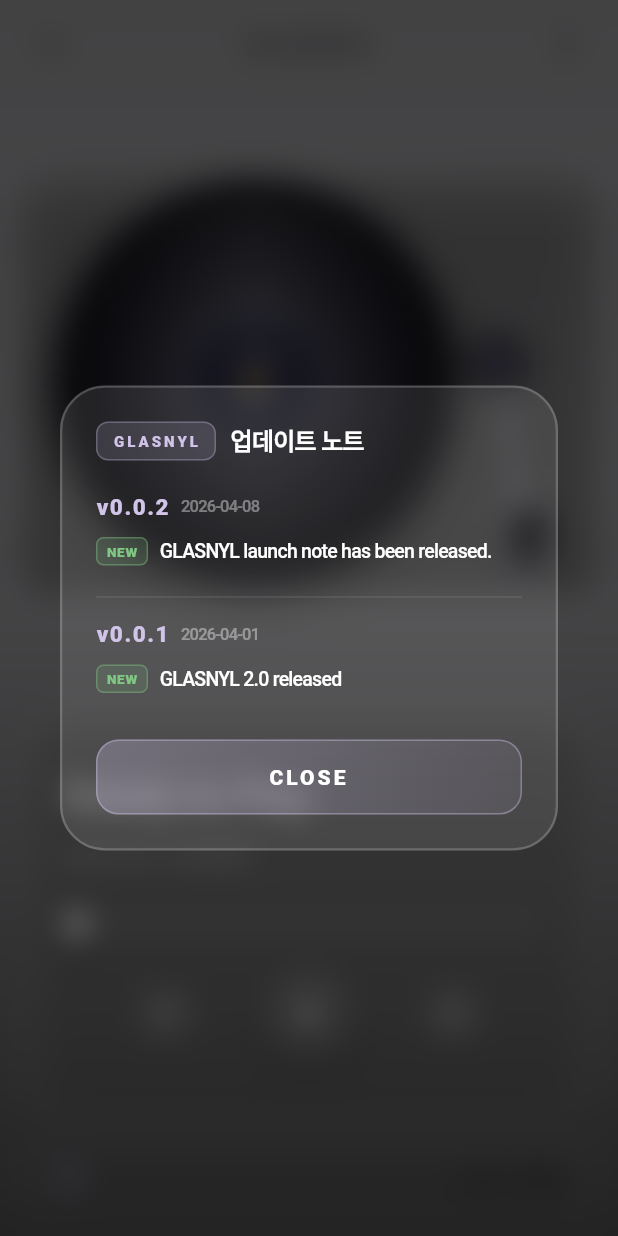
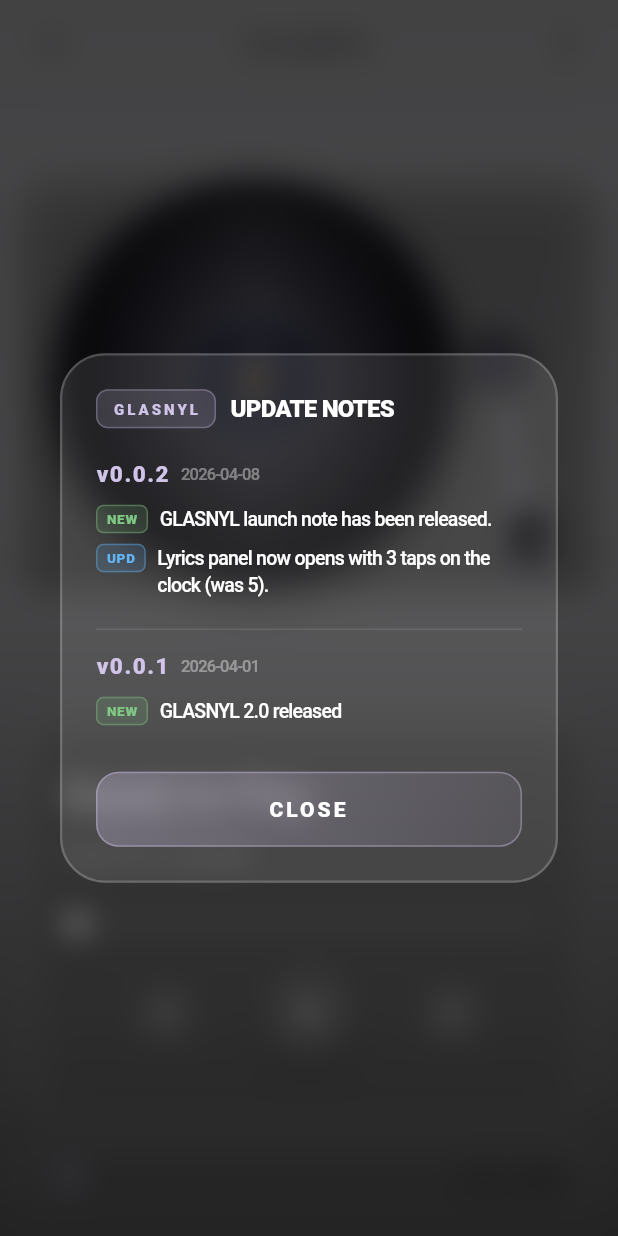
Before and after one commit to jjaez7/meteor_player, a Flutter app: the VinylPlayerScreen screen opened directly, on a phone screen of 412 x 824 dp. Run offline on Flutter 3.47's test engine with Material 3 defaults, Android fonts, the light colour scheme and no system bars; our stand-ins replace audio_service, flutter_colorpicker, font_awesome_flutter, google_mobile_ads, marquee, package_info_plus and 5 more; missing offline and left inert: notification_listener_service, translator; accounts and stored records are empty; Roboto replaces fonts that are missing (Pretendard, sans-serif-medium); statements that could not run were skipped.

Commit message:
GLASNYL 2.0/0.0.2+25 (2차)

```diff
--- a/lib/menu/release_notes.dart
+++ b/lib/menu/release_notes.dart
@@ -35,6 +35,7 @@
     date: "2026-04-08",
     items: [
       ReleaseNoteItem(NoteType.feature, "GLASNYL launch note has been released."),
+      ReleaseNoteItem(NoteType.improvement, "Lyrics panel now opens with 3 taps on the clock (was 5)."),
     ],
   ),
   ReleaseNote(
@@ -128,7 +129,7 @@
                   ),
                   const SizedBox(width: 10),
                   const Text(
-                    "업데이트 노트",
+                    "UPDATE NOTES",
                     style: TextStyle(
                       fontSize: 16,
                       fontWeight: FontWeight.w800,
--- a/lib/player_screen.dart
+++ b/lib/player_screen.dart
@@ -1189,7 +1189,7 @@
   void _handleClockTap() {
     _clockTapTimer?.cancel();
     _clockTapCount++;
-    if (_clockTapCount >= 5) {
+    if (_clockTapCount >= 3) {
       _clockTapCount = 0;
       HapticFeedback.mediumImpact();
       final bool turningOn = !_landscapeShowLyrics;
@@ -1443,7 +1443,7 @@
   void _handlePortraitClockTap() {
     _portraitClockTapTimer?.cancel();
     _portraitClockTapCount++;
-    if (_portraitClockTapCount >= 5) {
+    if (_portraitClockTapCount >= 3) {
       _portraitClockTapCount = 0;
       HapticFeedback.mediumImpact();
       final bool turningOn = !_portraitShowLyrics;
```
